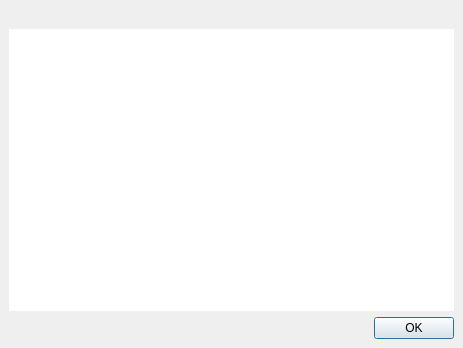
wildmichael/ParaView3-enhancements-old, file Applications/Client/AboutDialog.ui: the form before one commit.
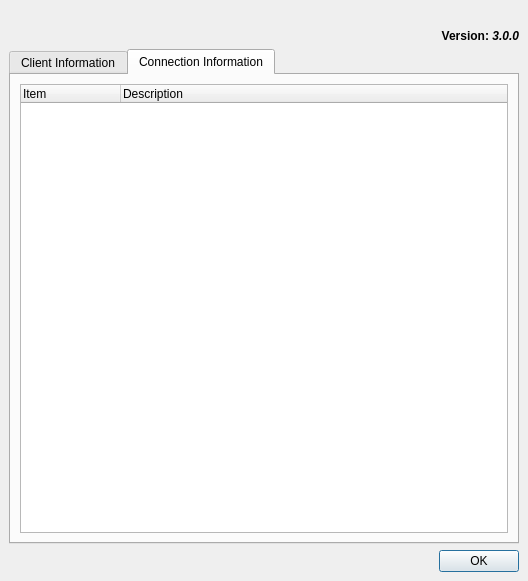
The form after the commit. The open tabs and pages were chosen to show the change. Icons and pictures are not drawn.

Commit message: ENH: For BUG #3859. Added client/server information to the about dialog.

Diff of the .ui file:
```diff
--- a/Applications/Client/AboutDialog.ui
+++ b/Applications/Client/AboutDialog.ui
@@ -5,8 +5,8 @@
    <rect>
     <x>0</x>
     <y>0</y>
-    <width>463</width>
-    <height>348</height>
+    <width>528</width>
+    <height>581</height>
    </rect>
   </property>
   <property name="sizePolicy" >
@@ -30,6 +30,97 @@
    <property name="spacing" >
     <number>6</number>
    </property>
+   <item row="2" column="0" >
+    <widget class="QTabWidget" name="tabWidget" >
+     <property name="currentIndex" >
+      <number>0</number>
+     </property>
+     <widget class="QWidget" name="tabClient" >
+      <attribute name="title" >
+       <string>Client Information</string>
+      </attribute>
+      <layout class="QVBoxLayout" >
+       <property name="margin" >
+        <number>9</number>
+       </property>
+       <property name="spacing" >
+        <number>6</number>
+       </property>
+       <item>
+        <widget class="QTreeWidget" name="ClientInformation" >
+         <property name="alternatingRowColors" >
+          <bool>true</bool>
+         </property>
+         <property name="rootIsDecorated" >
+          <bool>false</bool>
+         </property>
+         <column>
+          <property name="text" >
+           <string>Item</string>
+          </property>
+         </column>
+         <column>
+          <property name="text" >
+           <string>Description</string>
+          </property>
+         </column>
+        </widget>
+       </item>
+      </layout>
+     </widget>
+     <widget class="QWidget" name="tabServer" >
+      <attribute name="title" >
+       <string>Connection Information</string>
+      </attribute>
+      <layout class="QGridLayout" >
+       <property name="margin" >
+        <number>9</number>
+       </property>
+       <property name="spacing" >
+        <number>6</number>
+       </property>
+       <item row="0" column="0" >
+        <widget class="QTreeWidget" name="ServerInformation" >
+         <property name="alternatingRowColors" >
+          <bool>true</bool>
+         </property>
+         <property name="rootIsDecorated" >
+          <bool>false</bool>
+         </property>
+         <column>
+          <property name="text" >
+           <string>Item</string>
+          </property>
+         </column>
+         <column>
+          <property name="text" >
+           <string>Description</string>
+          </property>
+         </column>
+        </widget>
+       </item>
+      </layout>
+     </widget>
+    </widget>
+   </item>
+   <item row="0" column="0" >
+    <widget class="QLabel" name="label" >
+     <property name="sizePolicy" >
+      <sizepolicy>
+       <hsizetype>0</hsizetype>
+       <vsizetype>0</vsizetype>
+       <horstretch>0</horstretch>
+       <verstretch>0</verstretch>
+      </sizepolicy>
+     </property>
+     <property name="text" >
+      <string/>
+     </property>
+     <property name="pixmap" >
+      <pixmap resource="Resources.qrc" >:/pqClient/PVSplashScreen.png</pixmap>
+     </property>
+    </widget>
+   </item>
    <item row="3" column="0" >
     <layout class="QHBoxLayout" >
      <property name="margin" >
@@ -79,15 +170,15 @@
     </widget>
    </item>
    <item row="1" column="0" >
-    <widget class="QTextBrowser" name="Information" >
-     <property name="frameShape" >
-      <enum>QFrame::NoFrame</enum>
+    <widget class="QLabel" name="VersionLabel" >
+     <property name="text" >
+      <string>&lt;html>&lt;b>Version: &lt;i>3.0.0&lt;/i>&lt;/b>&lt;/html></string>
      </property>
-     <property name="readOnly" >
-      <bool>true</bool>
+     <property name="textFormat" >
+      <enum>Qt::AutoText</enum>
      </property>
-     <property name="openExternalLinks" >
-      <bool>true</bool>
+     <property name="alignment" >
+      <set>Qt::AlignRight|Qt::AlignTrailing|Qt::AlignVCenter</set>
      </property>
     </widget>
    </item>
```
Left out of the diff: 18 changed lines with no effect on the pictures. The commit also changes 2 other files.
